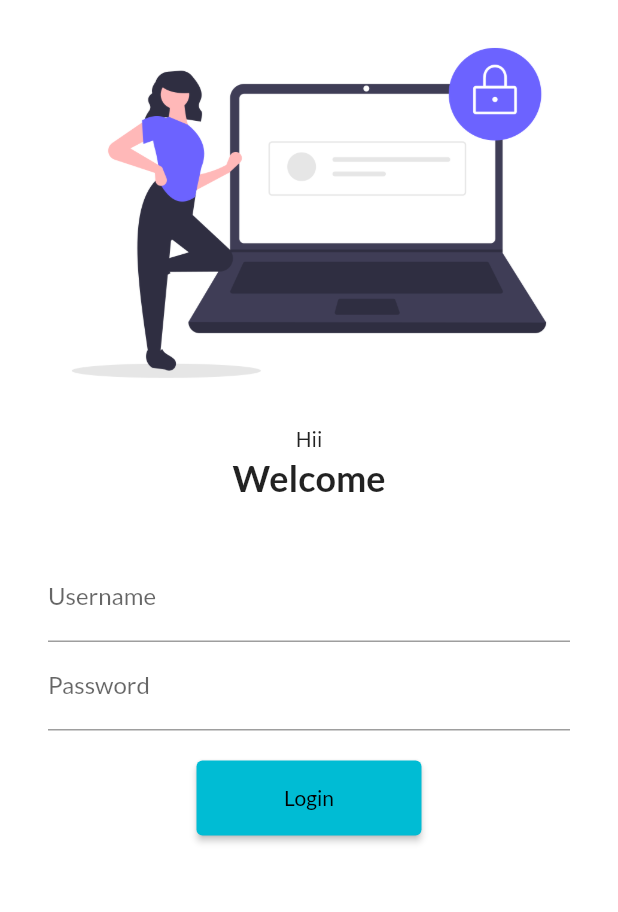
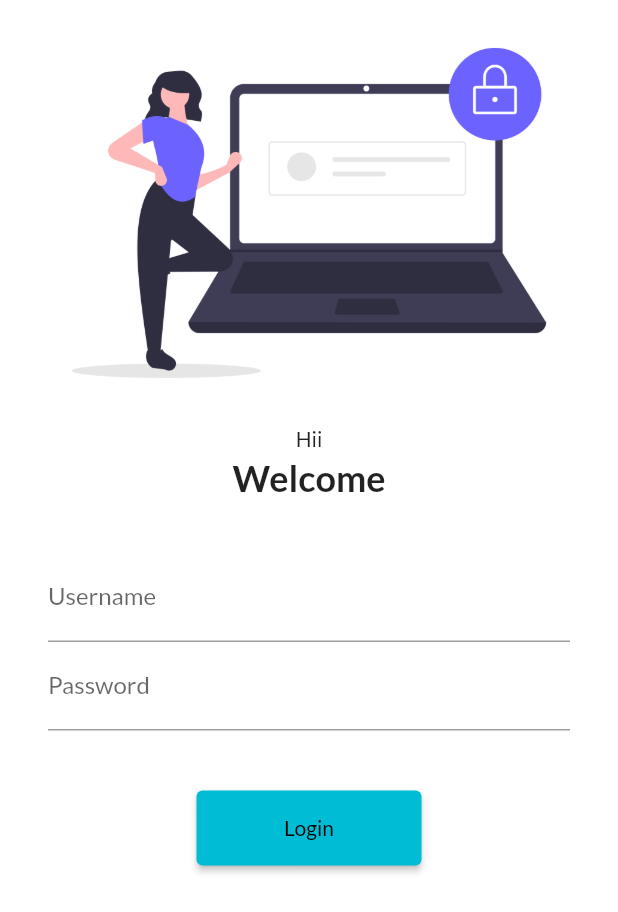
Before and after one commit to himanshujar/firstflutterproject, a Flutter app: the screen it shows after launch, on a phone screen of 412 x 824 dp. Shown: the top 912 px of the screen. Run offline on Flutter 3.47's test engine with Material 2 defaults, Android fonts, the phone set to English and light mode, and no system bars; our stand-ins replace google_fonts.

Commit message:
day6completed

```diff
--- a/lib/main.dart
+++ b/lib/main.dart
@@ -1,6 +1,7 @@
 import 'package:flutter/material.dart';
 import 'package:flutter_application_1/pages/home_page.dart';
 import 'package:flutter_application_1/pages/login_page.dart';
+import 'package:flutter_application_1/utils/routes.dart';
 import 'package:google_fonts/google_fonts.dart';
 
 
@@ -13,6 +14,7 @@ class MyApp extends StatelessWidget {
   Widget build(BuildContext context) {
     return MaterialApp(
       // home: HomePage(),
+      //debugShowCheckedModeBanner: false,
       themeMode: ThemeMode.light,
       theme: ThemeData(
         primarySwatch: Colors.cyan,
@@ -26,8 +28,8 @@ class MyApp extends StatelessWidget {
       initialRoute: "/",
       routes: {
         "/": (context) => LoginPage(),
-        "/home": (context) => HomePage(),
-        "/login":(context)=>LoginPage(),
+        MyRoutes.homeRoute: (context) => HomePage(),
+        MyRoutes.loginRoute:(context)=>LoginPage(),
       },
     );
   }
--- a/lib/pages/login_page.dart
+++ b/lib/pages/login_page.dart
@@ -1,4 +1,5 @@
 import 'package:flutter/material.dart';
+import 'package:flutter_application_1/utils/routes.dart';
 
 class LoginPage extends StatelessWidget {
   const LoginPage({Key key}) : super(key: key);
@@ -8,7 +9,7 @@ class LoginPage extends StatelessWidget {
     return Material(
       color: Colors.white,
       child: SingleChildScrollView(
-              child: Column(
+        child: Column(
           children: [
             Image.asset(
               "assets/images/login_image.png",
@@ -49,15 +50,13 @@ class LoginPage extends StatelessWidget {
                     ),
                   ),
                   SizedBox(
-                    height: 20,
+                    height: 40,
                   ),
                   ElevatedButton(
                     child: Text("Login"),
-
-                    style: TextButton.styleFrom(minimumSize:
-                    Size(150, 50)),
+                    style: TextButton.styleFrom(minimumSize: Size(150, 50)),
                     onPressed: () {
-                      print("Hii Himanshu");
+                      Navigator.pushNamed(context, MyRoutes.homeRoute);
                     },
                   )
                 ],
--- /dev/null
+++ b/lib/utils/routes.dart
@@ -0,0 +1,5 @@
+class MyRoutes {
+  static String loginRoute = "/login";
+  static String homeRoute = "/home";
+//  static String homeRoute = "/home";
+}
```
